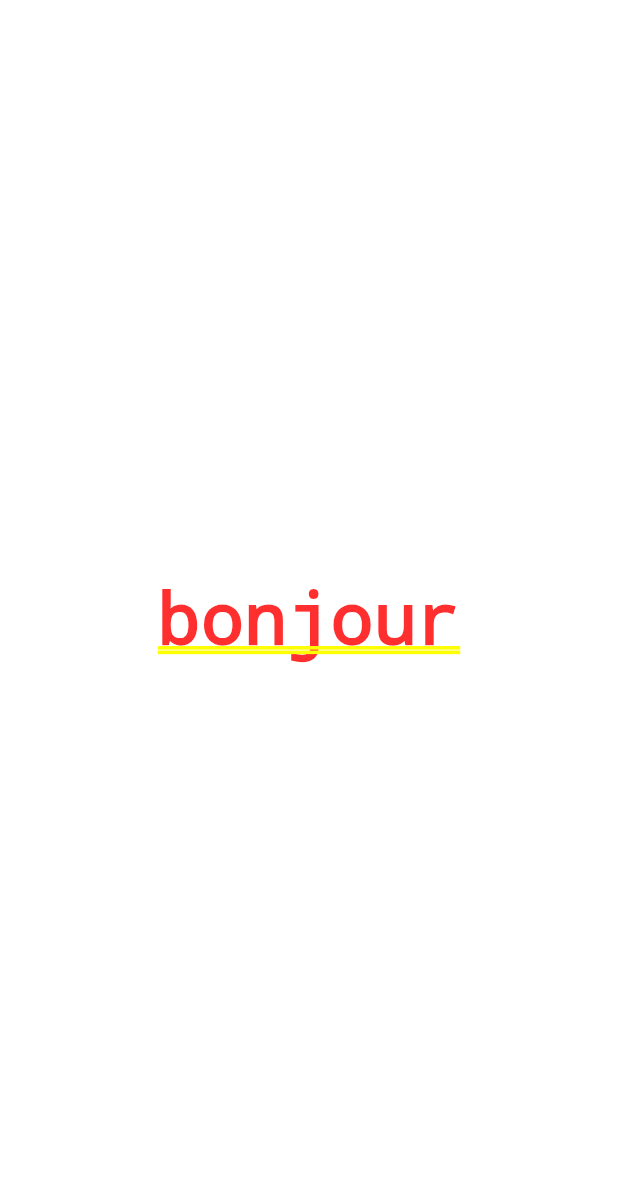
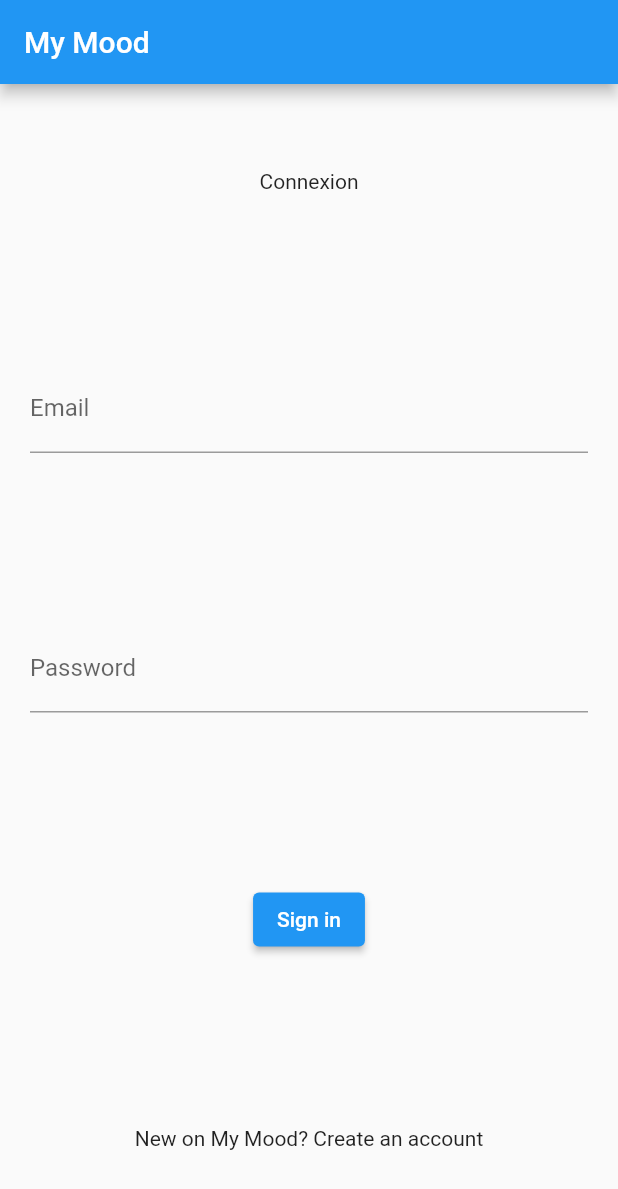
Before and after one commit to KodiakFR/my_mood, a Flutter app: the screen it shows after launch, on a phone screen of 412 x 824 dp. Shown: the top 1189 px of the screen. Run offline on Flutter 3.47's test engine with Material 2 defaults, Android fonts, the phone set to English and light mode, and no system bars; our stand-ins replace cloud_firestore, cloud_functions, firebase_auth, firebase_core, firebase_storage; accounts and stored records are empty; generated files the repository leaves out were written again.

Commit message:
Création page connexion + resolution de petits problèmes

```diff
--- a/lib/main.dart
+++ b/lib/main.dart
@@ -7,7 +7,6 @@ import 'package:firebase_storage/firebase_storage.dart';
 import 'package:flutter/foundation.dart';
 import 'package:flutter/material.dart';
 import 'package:my_mood/screens/connection/connection.dart';
-import 'package:my_mood/screens/homepage/home_page.dart';
 import 'package:my_mood/screens/moodFormPage/mood_form_page.dart';
 import 'package:firebase_core/firebase_core.dart';
 import 'firebase_options.dart';
@@ -85,7 +84,7 @@ class MyApp extends StatelessWidget {
       theme: ThemeData(
         primarySwatch: Colors.blue,
       ),
-      home: const Connection(),
+      home:  Connection(),
     );
   }
 }
--- a/lib/screens/connection/connection.dart
+++ b/lib/screens/connection/connection.dart
@@ -1,10 +1,72 @@
 import 'package:flutter/material.dart';
 
 class Connection extends StatelessWidget {
-  const Connection({super.key});
+  Connection({super.key});
+
+  // Key for the form
+  final _formKey = GlobalKey<FormState>();
+  final RegExp emailRegex = RegExp(r"[a-z0-9\._-]+@[a-z0-9\._-]+\.[a-z]+");
 
   @override
   Widget build(BuildContext context) {
-    return Container(child: Center(child: Text("bonjour"),),);
+    return Scaffold(
+      appBar: AppBar(
+        title: const Text("My Mood"),
+      ),
+      body: Form(
+        key: _formKey,
+        child: Center(
+          child: Padding(
+            padding: const EdgeInsets.symmetric(horizontal: 20),
+            child: Column(
+              mainAxisAlignment: MainAxisAlignment.spaceAround,
+              children: [
+                const Text("Connexion"),
+                // Field of the email
+                TextFormField(
+                  validator: (value) {
+                    if (value == null ||
+                        value.isEmpty ||
+                        !emailRegex.hasMatch(value)) {
+                      return 'Please enter a correct email';
+                    }
+                    return null;
+                  },
+                  keyboardType: TextInputType.emailAddress,
+                  decoration: const InputDecoration(
+                    hintText: 'Enter your email',
+                    labelText: 'Email'
+                  ),
+                ),
+                // Field of the password
+                TextFormField(
+                  validator: (value) {
+                    if (value == null ||
+                        value.isEmpty ||
+                        value.length < 6) {
+                      return 'Please enter a correct password';
+                    }
+                    return null;
+                  },
+                  decoration: const InputDecoration(
+                    hintText: 'Enter your password',
+                    labelText: 'Password'
+                  ),
+                ),
+                // Validation Form
+                ElevatedButton(onPressed: (){
+                  if(_formKey.currentState!.validate()){
+                    print('je me connecte');
+
+                  }
+                },
+                child: const Text("Sign in")),
+                const Text('New on My Mood? Create an account')
+              ],
+            ),
+          ),
+        ),
+      ),
+    );
   }
 }
--- a/lib/screens/homepage/elevatedButton_homepage.dart
+++ b/lib/screens/homepage/elevated_button_homepage.dart
@@ -1,8 +1,8 @@
 import 'package:flutter/material.dart';
 
-class ElevatedButton_HomePage extends StatelessWidget {
+class ElevatedButtonHomePage extends StatelessWidget {
   final String urlImage;
-  const ElevatedButton_HomePage({
+  const ElevatedButtonHomePage({
     required this.urlImage,
     super.key});
 
--- a/lib/screens/moodFormPage/mood_form_page.dart
+++ b/lib/screens/moodFormPage/mood_form_page.dart
@@ -3,7 +3,7 @@ import 'package:my_mood/models/answer_entity.dart';
 import 'package:my_mood/screens/widget/navbar.dart';
 
 class MoodFormPage extends StatefulWidget {
-  MoodFormPage({super.key});
+ const MoodFormPage({super.key});
 
   @override
   State<MoodFormPage> createState() => _MoodFormPageState();
@@ -26,7 +26,7 @@ class _MoodFormPageState extends State<MoodFormPage> {
         children: <Widget>[
           Padding(
             padding: EdgeInsets.only(top : sizeHeight/25),
-            child: Text("Quelle est la principale cause de ton humeur ?"),
+            child: const Text("Quelle est la principale cause de ton humeur ?"),
           ),
           Padding(
             padding: EdgeInsets.symmetric(horizontal : sizeHeight/35, vertical: sizeHeight/15),
@@ -51,7 +51,7 @@ class _MoodFormPageState extends State<MoodFormPage> {
 
           ElevatedButton(onPressed: () {
             Navigator.pushReplacementNamed(context, '/WriteForm');
-          }, child: Text("Ok")),
+          }, child: const Text("Ok")),
         ],
       )),
     );
```
Also changed, not shown: lib/screens/homepage/home_page.dart (+4 -4 lines), lib/screens/moodFormPage/wiriting_form_page.dart (+3 -5 lines), 1 other file.
